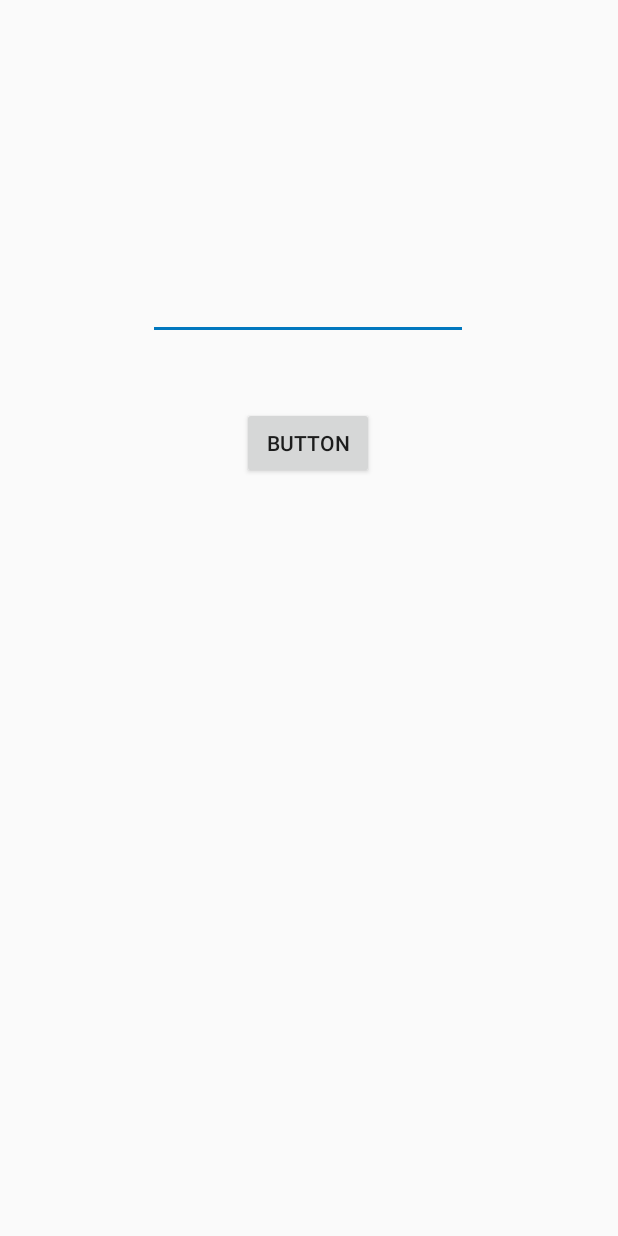
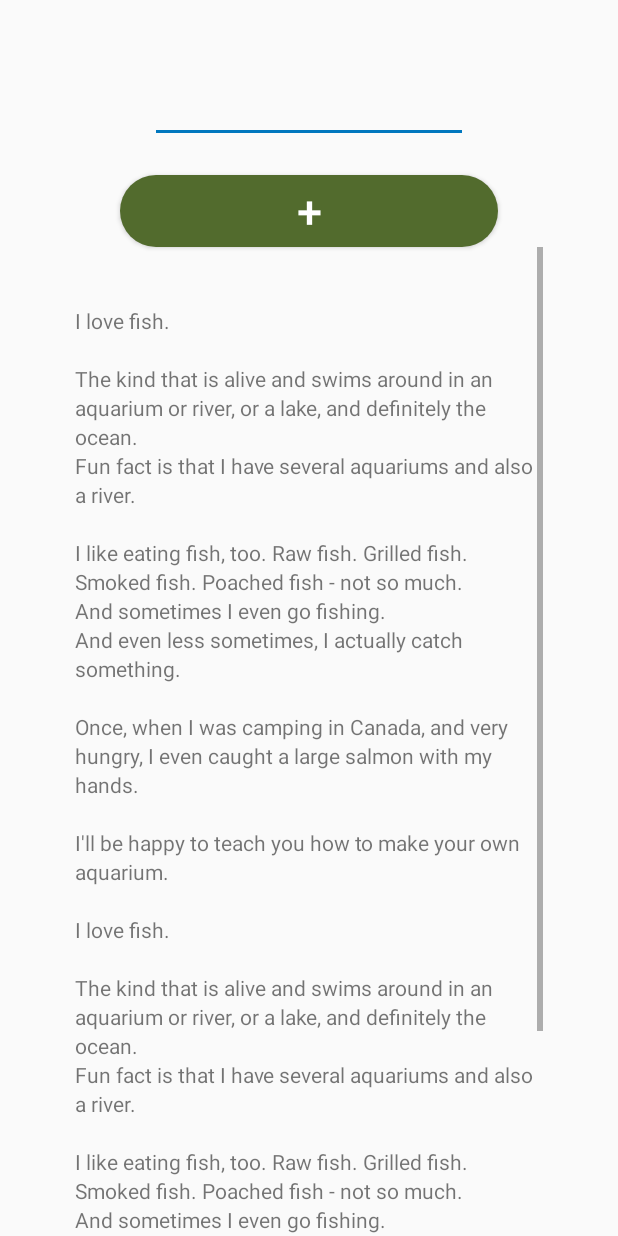
Before and after one commit to adibwaluya/Expensee-App, an Android app: the layout fragment_main_page.xml on its own in the app's theme, with its tools: preview values and no code run, on a phone screen of 412 x 824 dp. Run offline under Robolectric (Android 15) with nearby library versions, the phone set to English and light mode, and no system bars.

Commit message:
creating fragment_main_page.xml for transaction input

```diff
--- /dev/null
+++ b/Expensee/app/src/main/res/drawable/floating_button.xml
@@ -0,0 +1,8 @@
+<?xml version="1.0" encoding="utf-8"?>
+<shape xmlns:android="http://schemas.android.com/apk/res/android"
+    android:shape="rectangle">
+
+    <solid android:color="@color/floatingButton"/>
+    <corners android:radius="@dimen/radius"/>
+
+</shape>
--- a/Expensee/app/src/main/res/layout/fragment_main_page.xml
+++ b/Expensee/app/src/main/res/layout/fragment_main_page.xml
@@ -1,34 +1,61 @@
 <?xml version="1.0" encoding="utf-8"?>
-<androidx.constraintlayout.widget.ConstraintLayout
-    xmlns:android="http://schemas.android.com/apk/res/android"
+<LinearLayout xmlns:android="http://schemas.android.com/apk/res/android"
     xmlns:app="http://schemas.android.com/apk/res-auto"
     xmlns:tools="http://schemas.android.com/tools"
     android:layout_width="match_parent"
-    android:layout_height="match_parent">
+    android:layout_height="match_parent"
+    android:orientation="vertical">
 
     <EditText
         android:id="@+id/editTextNumber"
         android:layout_width="wrap_content"
         android:layout_height="wrap_content"
+        android:layout_marginStart="@dimen/size_aHundred"
+        android:layout_marginTop="@dimen/size_fifty"
+        android:layout_marginEnd="@dimen/size_aHundred"
         android:ems="10"
-        android:inputType="number"
-        app:layout_constraintBottom_toBottomOf="parent"
-        app:layout_constraintEnd_toEndOf="parent"
-        app:layout_constraintHorizontal_bias="0.497"
-        app:layout_constraintStart_toStartOf="parent"
-        app:layout_constraintTop_toTopOf="parent"
-        app:layout_constraintVertical_bias="0.233" />
+        android:inputType="number" />
 
     <Button
         android:id="@+id/button"
-        android:layout_width="wrap_content"
+        android:layout_width="match_parent"
         android:layout_height="wrap_content"
-        android:layout_marginTop="8dp"
-        android:text="Button"
-        app:layout_constraintBottom_toBottomOf="parent"
-        app:layout_constraintEnd_toEndOf="parent"
-        app:layout_constraintHorizontal_bias="0.498"
-        app:layout_constraintStart_toStartOf="parent"
-        app:layout_constraintTop_toBottomOf="@+id/editTextNumber"
-        app:layout_constraintVertical_bias="0.068" />
-</androidx.constraintlayout.widget.ConstraintLayout>
+        android:layout_marginStart="@dimen/size_eighty"
+        android:layout_marginTop="@dimen/text_twentyOne"
+        android:layout_marginEnd="@dimen/size_eighty"
+        android:background="@drawable/floating_button"
+        android:text="@string/add"
+        android:textColor="#FFFFFF"
+        android:textSize="30sp"/>
+
+    <ScrollView
+        android:layout_width="match_parent"
+        android:layout_height="match_parent"
+        android:layout_marginStart="@dimen/size_fifty"
+        android:layout_marginEnd="@dimen/size_fifty">
+
+        <TextView
+            android:id="@+id/textView"
+            android:layout_width="match_parent"
+            android:layout_height="wrap_content"
+            android:lineSpacingMultiplier="@dimen/spacing_onePointTwo"
+            android:text="\n\nI love fish.
+\n\nThe kind that is alive and swims around in an aquarium or river, or a lake, and definitely the ocean.
+\nFun fact is that I have several aquariums and also a river.
+\n\nI like eating fish, too. Raw fish. Grilled fish. Smoked fish. Poached fish - not so much.
+\nAnd sometimes I even go fishing.
+\nAnd even less sometimes, I actually catch something.
+\n\nOnce, when I was camping in Canada, and very hungry, I even caught a large salmon with my hands.
+\n\nI\'ll be happy to teach you how to make your own aquarium.
+
+\n\nI love fish.
+\n\nThe kind that is alive and swims around in an aquarium or river, or a lake, and definitely the ocean.
+\nFun fact is that I have several aquariums and also a river.
+\n\nI like eating fish, too. Raw fish. Grilled fish. Smoked fish. Poached fish - not so much.
+\nAnd sometimes I even go fishing.
+\nAnd even less sometimes, I actually catch something.
+\n\nOnce, when I was camping in Canada, and very hungry, I even caught a large salmon with my hands.
+\n\nI\'ll be happy to teach you how to make your own aquarium." />
+    </ScrollView>
+
+</LinearLayout>
--- a/Expensee/app/src/main/res/values/colors.xml
+++ b/Expensee/app/src/main/res/values/colors.xml
@@ -3,4 +3,5 @@
     <color name="colorPrimary">#6200EE</color>
     <color name="colorPrimaryDark">#3700B3</color>
     <color name="colorAccent">#0077BE</color>
+    <color name="floatingButton">#526B2D</color>
 </resources>
--- a/Expensee/app/src/main/res/values/dimens.xml
+++ b/Expensee/app/src/main/res/values/dimens.xml
@@ -6,4 +6,11 @@
     <dimen name="size_eight">8dp</dimen>
     <dimen name="size_ten">10dp</dimen>
     <dimen name="text_twentyOne">21sp</dimen>
+    <dimen name="size_fourty">40dp</dimen>
+    <dimen name="size_fifty">50dp</dimen>
+    <dimen name="size_seventy">70dp</dimen>
+    <dimen name="size_eighty">80dp</dimen>
+    <dimen name="size_aHundred">100dp</dimen>
+    <dimen name="size_thirty">30dp</dimen>
+    <item name="spacing_onePointTwo" type="dimen" format="float">1.2</item>
 </resources>
--- a/Expensee/app/src/main/res/values/strings.xml
+++ b/Expensee/app/src/main/res/values/strings.xml
@@ -5,4 +5,7 @@
     <string name="forgot_password">Forgot Password?</string>
     <string name="log_in_button">Log in</string>
     <string name="sign_up_button">Sign up</string>
+    <string name="add">+</string>
+    <string name="test">Hi, my name is Aleks. /nWorld
+    </string>
 </resources>
```
